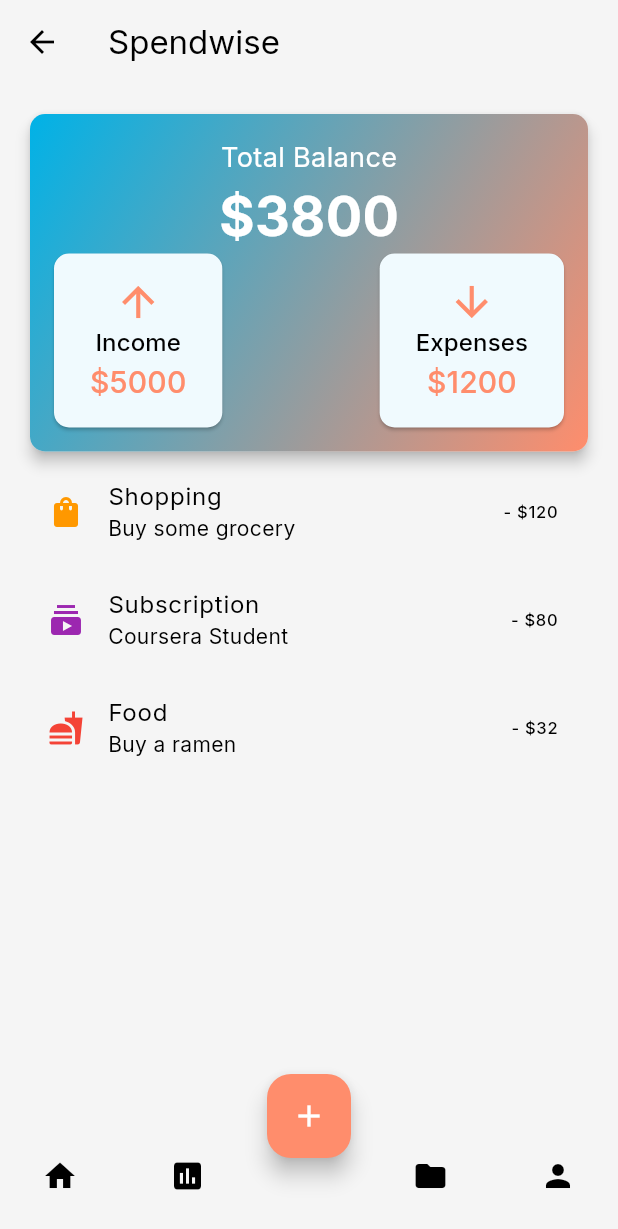
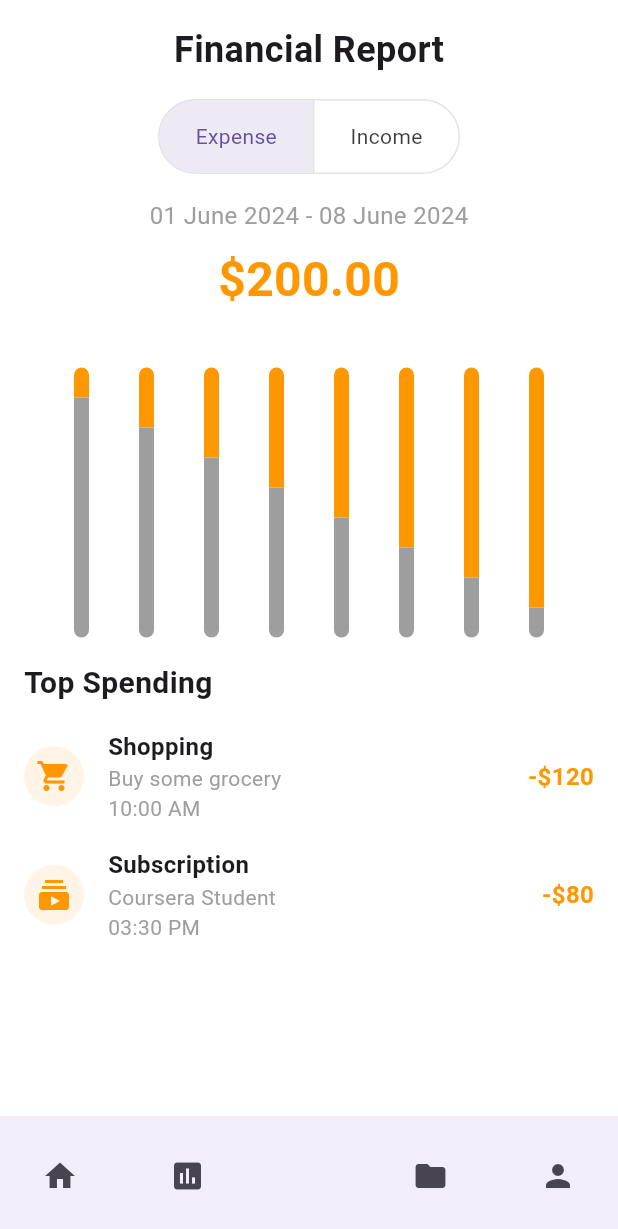
Before and after one commit to eldadgishinge/spendwise, a Flutter app: the HomePage screen opened by its route, after a tap on the "insert chart" icon, on a phone screen of 412 x 824 dp. Shown: the top 1229 px of the screen. Run offline on Flutter 3.47's test engine with Material 3 defaults, Android fonts, the phone set to English and light mode, and no system bars; our stand-ins replace google_fonts; network calls fail.

Commit message:
add report page

```diff
--- a/lib/home_page.dart
+++ b/lib/home_page.dart
@@ -1,18 +1,20 @@
 import 'package:flutter/material.dart';
+// import 'package:spendwise/chart.dart';
+import 'package:spendwise/stats.dart';
 import 'add_income.dart';
 import 'add_expense.dart';
 import 'resources_page.dart';
 import 'profile_page.dart';
-import 'package:flutter/material.dart';
 import 'package:flutter/scheduler.dart'
     show timeDilation; // For controlling animation speed
 
 class HomePage extends StatelessWidget {
+  const HomePage({super.key});
   @override
   Widget build(BuildContext context) {
     return Scaffold(
       appBar: AppBar(
-        title: Text('Spendwise'),
+        title: const Text('Spendwise'),
       ),
       body: Padding(
         padding: const EdgeInsets.all(16.0),
@@ -30,42 +32,49 @@ class HomePage extends StatelessWidget {
             MaterialPageRoute(builder: (context) => AddExpensePage()),
           );
         },
-        backgroundColor: Color(0xFFFF8D6C),
-        child: Icon(Icons.add),
+        backgroundColor: const Color(0xFFFF8D6C),
+        child: const Icon(Icons.add),
       ),
       floatingActionButtonLocation: FloatingActionButtonLocation.centerDocked,
       bottomNavigationBar: BottomAppBar(
-        shape: CircularNotchedRectangle(),
+        shape: const CircularNotchedRectangle(),
         notchMargin: 6.0,
         child: Row(
           mainAxisAlignment: MainAxisAlignment.spaceBetween,
           children: <Widget>[
             IconButton(
-              icon: Icon(Icons.home),
+              icon: const Icon(Icons.home),
               onPressed: () {
                 Navigator.pushReplacementNamed(context, '/home');
               },
             ),
             IconButton(
-              icon: Icon(Icons.insert_chart),
-              onPressed: () {},
-            ),
-            SizedBox(width: 40), // The dummy child
-            IconButton(
-              icon: Icon(Icons.folder),
+              icon: const Icon(Icons.insert_chart),
               onPressed: () {
                 Navigator.push(
                   context,
-                  MaterialPageRoute(builder: (context) => ResourcesPage()),
+                  MaterialPageRoute(
+                      builder: (context) => const FinancialReportApp()),
+                );
+              },
+            ),
+            const SizedBox(width: 40), // The dummy child
+            IconButton(
+              icon: const Icon(Icons.folder),
+              onPressed: () {
+                Navigator.push(
+                  context,
+                  MaterialPageRoute(
+                      builder: (context) => const ResourcesPage()),
                 );
               },
             ),
             IconButton(
-              icon: Icon(Icons.person),
+              icon: const Icon(Icons.person),
               onPressed: () {
                 Navigator.push(
                   context,
-                  MaterialPageRoute(builder: (context) => ProfilePage()),
+                  MaterialPageRoute(builder: (context) => const ProfilePage()),
                 );
               },
             ),
@@ -83,7 +92,7 @@ class HomePage extends StatelessWidget {
       elevation: 4,
       child: Container(
         decoration: BoxDecoration(
-          gradient: LinearGradient(
+          gradient: const LinearGradient(
             colors: [Color(0xFF00B2E7), Color(0xFFFF8D6C)],
             begin: Alignment.topLeft,
             end: Alignment.bottomRight,
@@ -93,9 +102,9 @@ class HomePage extends StatelessWidget {
         padding: const EdgeInsets.all(16.0),
         child: Column(
           children: [
-            Text('Total Balance',
+            const Text('Total Balance',
                 style: TextStyle(fontSize: 18, color: Colors.white)),
-            Text('\$3800',
+            const Text('\$3800',
                 style: TextStyle(
                     fontSize: 36,
                     fontWeight: FontWeight.bold,
@@ -105,12 +114,13 @@ class HomePage extends StatelessWidget {
               children: [
                 ElevatedButton(
                   style: ElevatedButton.styleFrom(
-                    backgroundColor: Color(0xFFF0FAFE), // Light blue color
+                    backgroundColor:
+                        const Color(0xFFF0FAFE), // Light blue color
                     shape: RoundedRectangleBorder(
                       borderRadius: BorderRadius.circular(10),
                     ),
-                    padding:
-                        EdgeInsets.symmetric(vertical: 16.0, horizontal: 24.0),
+                    padding: const EdgeInsets.symmetric(
+                        vertical: 16.0, horizontal: 24.0),
                   ),
                   onPressed: () {
                     Navigator.push(
@@ -118,7 +128,7 @@ class HomePage extends StatelessWidget {
                       MaterialPageRoute(builder: (context) => AddIncomePage()),
                     );
                   },
-                  child: Column(
+                  child: const Column(
                     children: [
                       Icon(Icons.arrow_upward,
                           color: Color(0xFFFF8D6C), size: 32),
@@ -132,12 +142,13 @@ class HomePage extends StatelessWidget {
                 ),
                 ElevatedButton(
                   style: ElevatedButton.styleFrom(
-                    backgroundColor: Color(0xFFF0FAFE), // Light blue color
+                    backgroundColor:
+                        const Color(0xFFF0FAFE), // Light blue color
                     shape: RoundedRectangleBorder(
                       borderRadius: BorderRadius.circular(10),
                     ),
-                    padding:
-                        EdgeInsets.symmetric(vertical: 16.0, horizontal: 24.0),
+                    padding: const EdgeInsets.symmetric(
+                        vertical: 16.0, horizontal: 24.0),
                   ),
                   onPressed: () {
                     Navigator.push(
@@ -145,7 +156,7 @@ class HomePage extends StatelessWidget {
                       MaterialPageRoute(builder: (context) => AddExpensePage()),
                     );
                   },
-                  child: Column(
+                  child: const Column(
                     children: [
                       Icon(Icons.arrow_downward,
                           color: Color(0xFFFF8D6C), size: 32),
@@ -168,7 +179,7 @@ class HomePage extends StatelessWidget {
   Widget _buildRecentTransactions() {
     return Expanded(
       child: ListView(
-        children: [
+        children: const [
           ListTile(
             leading: Icon(Icons.shopping_bag, color: Colors.orange),
             title: Text('Shopping'),
--- a/lib/resources_page.dart
+++ b/lib/resources_page.dart
@@ -3,11 +3,12 @@ import 'financial_quotes_page.dart';
 import 'talk_to_expert_page.dart';
 
 class ResourcesPage extends StatelessWidget {
+  const ResourcesPage({super.key});
   @override
   Widget build(BuildContext context) {
     return Scaffold(
       appBar: AppBar(
-        title: Text('Financial Resources'),
+        title: const Text('Financial Resources'),
       ),
       body: Padding(
         padding: const EdgeInsets.all(16.0),
--- /dev/null
+++ b/lib/stats.dart
@@ -0,0 +1,271 @@
+import 'package:flutter/material.dart';
+
+import 'profile_page.dart';
+import 'resources_page.dart';
+
+class FinancialReportApp extends StatelessWidget {
+  const FinancialReportApp({super.key});
+
+  @override
+  Widget build(BuildContext context) {
+    return MaterialApp(
+      debugShowCheckedModeBanner: false,
+      title: 'Financial Report',
+      theme: ThemeData(
+        primarySwatch: Colors.blue,
+      ),
+      home: const FinancialReportScreen(),
+    );
+  }
+}
+
+class FinancialReportScreen extends StatelessWidget {
+  const FinancialReportScreen({super.key});
+
+  @override
+  Widget build(BuildContext context) {
+    return Scaffold(
+      backgroundColor: Colors.white,
+      bottomNavigationBar: BottomAppBar(
+        shape: const CircularNotchedRectangle(),
+        notchMargin: 6.0,
+        child: Row(
+          mainAxisAlignment: MainAxisAlignment.spaceBetween,
+          children: <Widget>[
+            IconButton(
+              icon: const Icon(Icons.home),
+              onPressed: () {
+                Navigator.pushReplacementNamed(context, '/home');
+              },
+            ),
+            IconButton(
+              icon: const Icon(Icons.insert_chart),
+              onPressed: () {
+                Navigator.push(
+                  context,
+                  MaterialPageRoute(
+                      builder: (context) => const FinancialReportApp()),
+                );
+              },
+            ),
+            const SizedBox(width: 40), // The dummy child
+            IconButton(
+              icon: const Icon(Icons.folder),
+              onPressed: () {
+                Navigator.push(
+                  context,
+                  MaterialPageRoute(
+                      builder: (context) => const ResourcesPage()),
+                );
+              },
+            ),
+            IconButton(
+              icon: const Icon(Icons.person),
+              onPressed: () {
+                Navigator.push(
+                  context,
+                  MaterialPageRoute(builder: (context) => const ProfilePage()),
+                );
+              },
+            ),
+          ],
+        ),
+      ),
+      body: SafeArea(
+        child: Padding(
+          padding: const EdgeInsets.all(16.0),
+          child: Column(
+            crossAxisAlignment: CrossAxisAlignment.center,
+            children: [
+              const Text(
+                'Financial Report',
+                style: TextStyle(
+                  fontSize: 24,
+                  fontWeight: FontWeight.bold,
+                ),
+              ),
+              const SizedBox(height: 16),
+              ToggleButtons(
+                isSelected: const [true, false],
+                onPressed: (index) {},
+                borderRadius: BorderRadius.circular(30.0),
+                children: const [
+                  Padding(
+                    padding: EdgeInsets.symmetric(horizontal: 24.0),
+                    child: Text('Expense'),
+                  ),
+                  Padding(
+                    padding: EdgeInsets.symmetric(horizontal: 24.0),
+                    child: Text('Income'),
+                  ),
+                ],
+              ),
+              const SizedBox(height: 16),
+              const Text(
+                '01 June 2024 - 08 June 2024',
+                style: TextStyle(
+                  fontSize: 16,
+                  color: Colors.grey,
+                ),
+              ),
+              const SizedBox(height: 8),
+              const Text(
+                '\$200.00',
+                style: TextStyle(
+                  fontSize: 32,
+                  fontWeight: FontWeight.bold,
+                  color: Colors.orange,
+                ),
+              ),
+              const SizedBox(height: 16),
+              Expanded(
+                child: ListView(
+                  children: const [
+                    BarChart(),
+                    SizedBox(height: 16),
+                    Text(
+                      'Top Spending',
+                      style: TextStyle(
+                        fontSize: 20,
+                        fontWeight: FontWeight.bold,
+                      ),
+                    ),
+                    SizedBox(height: 8),
+                    SpendingItem(
+                      icon: Icons.shopping_cart,
+                      title: 'Shopping',
+                      subtitle: 'Buy some grocery',
+                      amount: '-\$120',
+                      time: '10:00 AM',
+                      color: Colors.orange,
+                    ),
+                    SpendingItem(
+                      icon: Icons.subscriptions,
+                      title: 'Subscription',
+                      subtitle: 'Coursera Student',
+                      amount: '-\$80',
+                      time: '03:30 PM',
+                      color: Colors.orange,
+                    ),
+                  ],
+                ),
+              ),
+            ],
+          ),
+        ),
+      ),
+    );
+  }
+}
+
+class BarChart extends StatelessWidget {
+  const BarChart({super.key});
+
+  @override
+  Widget build(BuildContext context) {
+    return SizedBox(
+      height: 200,
+      child: Row(
+        mainAxisAlignment: MainAxisAlignment.spaceEvenly,
+        children: List.generate(8, (index) {
+          return Column(
+            mainAxisAlignment: MainAxisAlignment.end,
+            children: [
+              Container(
+                decoration: const BoxDecoration(
+                  color: Colors.orange,
+                  borderRadius: BorderRadius.only(
+                    topLeft: Radius.circular(5),
+                    topRight: Radius.circular(5),
+                  ),
+                ),
+                width: 10,
+                height: (index + 1) * 20.0,
+              ),
+              Container(
+                decoration: const BoxDecoration(
+                    color: Colors.grey,
+                    borderRadius: BorderRadius.only(
+                        bottomLeft: Radius.circular(5),
+                        bottomRight: Radius.circular(5))),
+                width: 10,
+                height: (8 - index) * 20.0,
+              ),
+            ],
+          );
+        }),
+      ),
+    );
+  }
+}
+
+class SpendingItem extends StatelessWidget {
+  final IconData icon;
+  final String title;
+  final String subtitle;
+  final String amount;
+  final String time;
+  final Color color;
+
+  const SpendingItem({
+    super.key,
+    required this.icon,
+    required this.title,
+    required this.subtitle,
+    required this.amount,
+    required this.time,
+    required this.color,
+  });
+
+  @override
+  Widget build(BuildContext context) {
+    return Padding(
+      padding: const EdgeInsets.symmetric(vertical: 8.0),
+      child: Row(
+        children: [
+          CircleAvatar(
+            backgroundColor: color.withOpacity(0.1),
+            child: Icon(icon, color: color),
+          ),
+          const SizedBox(width: 16),
+          Expanded(
+            child: Column(
+              crossAxisAlignment: CrossAxisAlignment.start,
+              children: [
+                Text(
+                  title,
+                  style: const TextStyle(
+                    fontSize: 16,
+                    fontWeight: FontWeight.bold,
+                  ),
+                ),
+                Text(
+                  subtitle,
+                  style: const TextStyle(
+                    fontSize: 14,
+                    color: Colors.grey,
+                  ),
+                ),
+                Text(
+                  time,
+                  style: const TextStyle(
+                    fontSize: 14,
+                    color: Colors.grey,
+                  ),
+                ),
+              ],
+            ),
+          ),
+          Text(
+            amount,
+            style: TextStyle(
+              fontSize: 16,
+              fontWeight: FontWeight.bold,
+              color: color,
+            ),
+          ),
+        ],
+      ),
+    );
+  }
+}
--- a/pubspec.yaml
+++ b/pubspec.yaml
@@ -35,6 +35,7 @@ dependencies:
   # Use with the CupertinoIcons class for iOS style icons.
   cupertino_icons: ^1.0.6
   google_fonts: ^6.2.1
+  fl_chart: ^0.68.0
 
 dev_dependencies:
   flutter_test:
```
Also changed, not shown: lib/export_data_page.dart (+11 -9 lines), lib/login.dart (+3 -4 lines), lib/logout_confirmation_page.dart (+11 -9 lines), lib/main.dart (+5 -5 lines), lib/profile_page.dart (+8 -6 lines), pubspec.lock.
